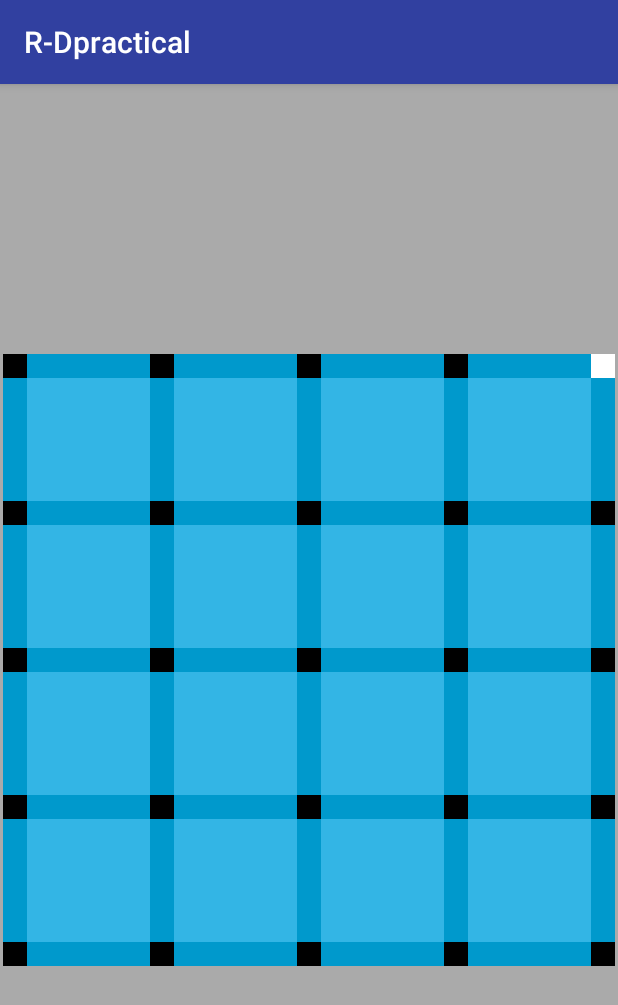
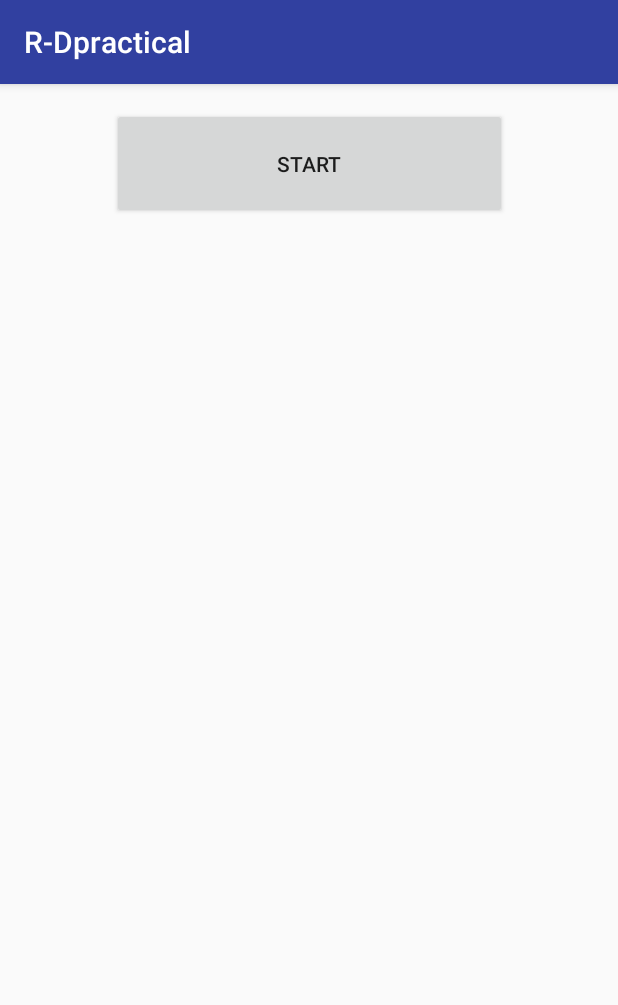
Before and after one commit to RensAlthuis/R-DPractical, an Android app: the screen it shows after launch (MainActivity), on a phone screen of 412 x 824 dp. Shown: the top 1005 px of the screen. Run offline under Robolectric (Android 15) with nearby library versions, the phone set to English and light mode, and no system bars.

Commit message:
Simpel menu toegevoegd

```diff
--- a/app/src/main/java/com/example/rens/r_dpractical/MainActivity.java
+++ b/app/src/main/java/com/example/rens/r_dpractical/MainActivity.java
@@ -1,19 +1,26 @@
 package com.example.rens.r_dpractical;
 
-import android.graphics.drawable.Drawable;
+import android.app.Activity;
 import android.support.v7.app.AppCompatActivity;
 import android.os.Bundle;
-import android.util.Log;
 import android.view.View;
-import android.widget.ImageView;
+import android.widget.Button;
 
 public class MainActivity extends AppCompatActivity {
 
     @Override
     protected void onCreate(Bundle savedInstanceState) {
         super.onCreate(savedInstanceState);
-        setContentView(R.layout.activity_main);
+        setContentView(R.layout.activity_menu);
 
-        Board board = new Board(this);
+        Button start = (Button) findViewById(R.id.StartButton);
+       final Activity activity = this;
+        start.setOnClickListener(new View.OnClickListener() {
+            @Override
+            public void onClick(View v) {
+                setContentView(R.layout.activity_game);
+                Board board = new Board(activity);
+            }
+        });
     }
 }
--- /dev/null
+++ b/app/src/main/res/layout/activity_menu.xml
@@ -0,0 +1,21 @@
+<?xml version="1.0" encoding="utf-8"?>
+<android.support.constraint.ConstraintLayout xmlns:android="http://schemas.android.com/apk/res/android"
+    xmlns:app="http://schemas.android.com/apk/res-auto"
+    xmlns:tools="http://schemas.android.com/tools"
+    android:layout_width="match_parent"
+    android:layout_height="match_parent"
+    tools:context="com.example.rens.r_dpractical.Menu">
+
+    <Button
+        android:id="@+id/StartButton"
+        android:layout_width="263dp"
+        android:layout_height="74dp"
+        android:layout_marginLeft="8dp"
+        android:layout_marginRight="8dp"
+        android:layout_marginTop="16dp"
+        android:text="Start"
+        app:layout_constraintHorizontal_bias="0.504"
+        app:layout_constraintLeft_toLeftOf="parent"
+        app:layout_constraintRight_toRightOf="parent"
+        app:layout_constraintTop_toTopOf="parent" />
+</android.support.constraint.ConstraintLayout>
```
Also changed, not shown: app/src/main/res/layout/activity_game.xml (renamed from app/src/main/res/layout/activity_main.xml).
